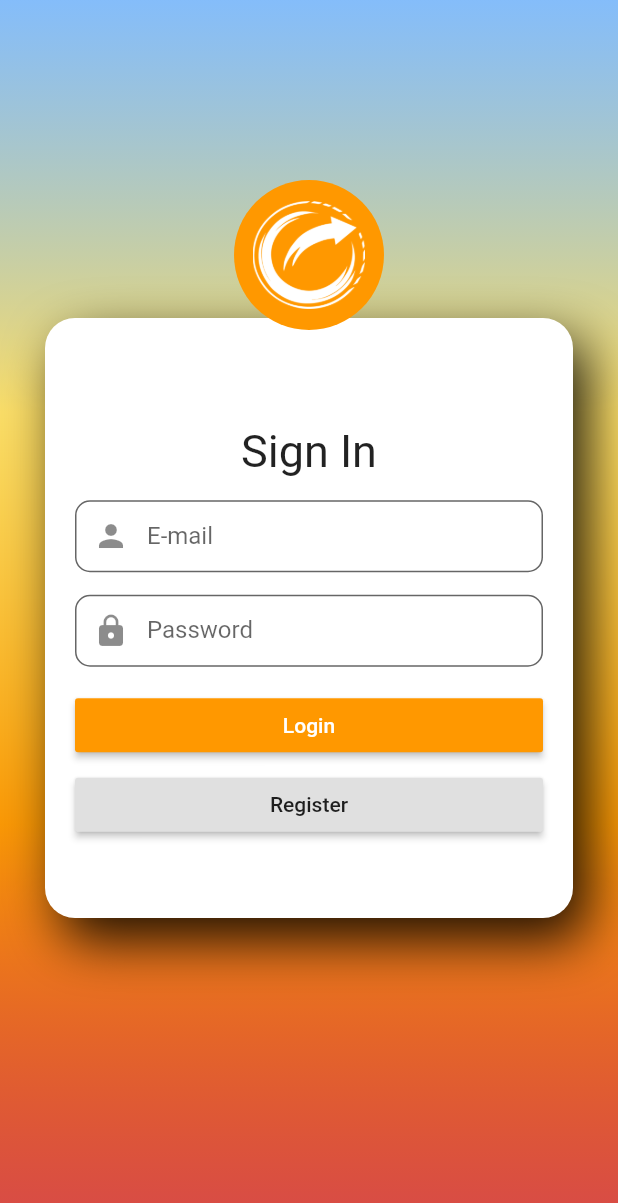
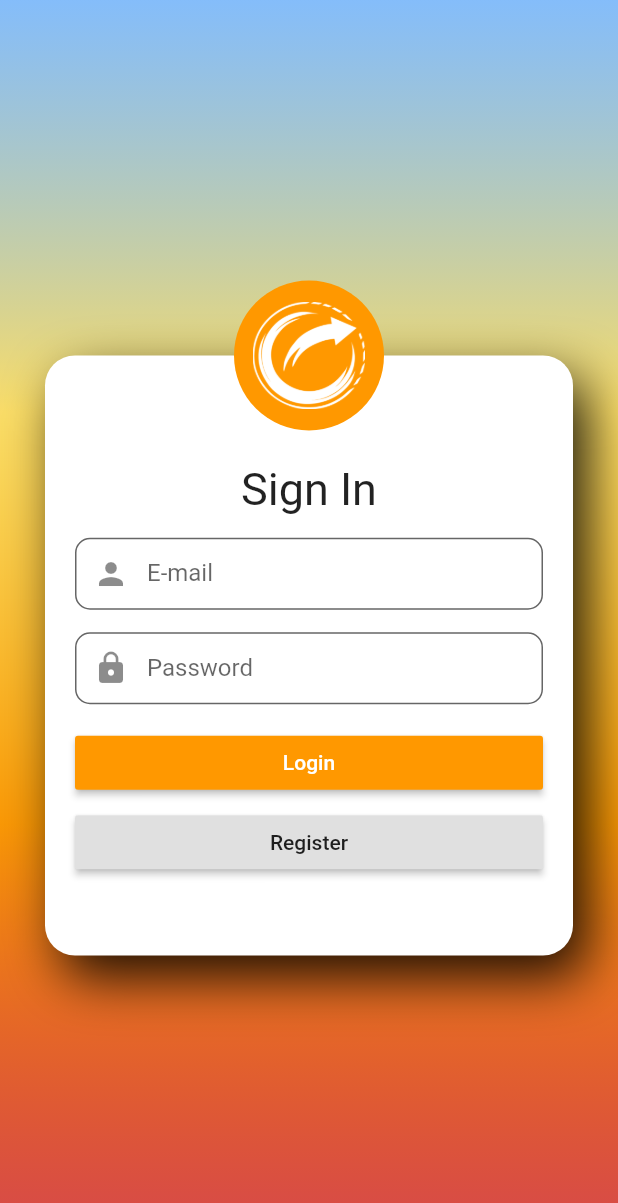
Before and after one commit to Hinox13/Cosas, a Flutter app: the screen it shows after launch, on a phone screen of 412 x 824 dp. Shown: the top 1203 px of the screen. Run offline on Flutter 3.47's test engine with Material 2 defaults, Android fonts, the phone set to English and light mode, and no system bars; our stand-ins replace cloud_firestore, firebase_auth, flutter_time_picker_spinner, fluttertoast, qr_flutter, table_calendar; missing offline and left inert: qrscan; accounts and stored records are empty.

Commit message:
Loggin Rounded Avatar

```diff
--- a/lib/Layout/Login/Login.dart
+++ b/lib/Layout/Login/Login.dart
@@ -67,11 +67,12 @@ class _LoginScreenState extends State<LoginScreen> {
             padding: const EdgeInsets.all(30.0),
             child: Form(
               key: formKey,
+              child: Center(
                               child: Stack(
                   children: <Widget>[
-                  Center(
-                    child: Container(
+                   Container(
                         height: 400,
+                        margin: EdgeInsets.only(top:50),
                         decoration: BoxDecoration(
                             boxShadow: [
                               BoxShadow(
@@ -167,16 +168,16 @@ class _LoginScreenState extends State<LoginScreen> {
                           ),
                         ),
                       ),
-                  ),
+
                     Positioned(
-                    top: 90.0,
-                    left: .0,
-                    right: .0,
+
+                      left: 16.0,
+                      right: 16.0,
                       child: Center(
                         child: CircleAvatar(
                          backgroundColor: Colors.orange,
 
-                        radius: 50.0,
+                          radius: 50,
                           child: Container(
                                   height: 75,
                                   width: 75,
@@ -190,6 +191,7 @@ class _LoginScreenState extends State<LoginScreen> {
             ),
           ),
         ),
+      ),
     );
   }
 }
```
Lines whose indentation alone changed are shown as unchanged.
